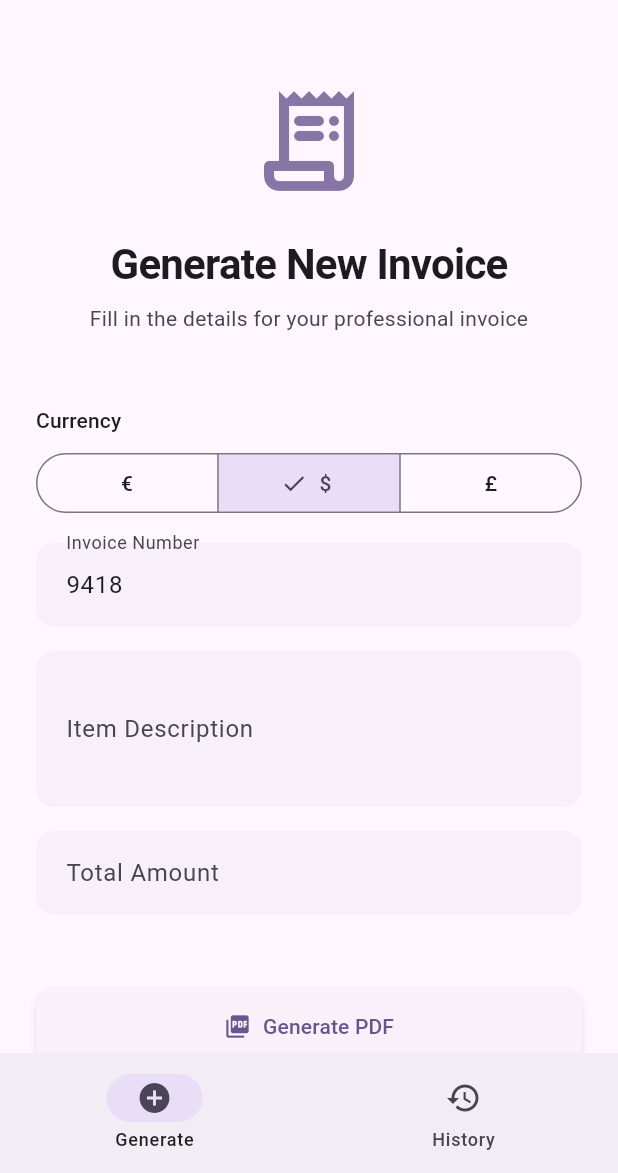
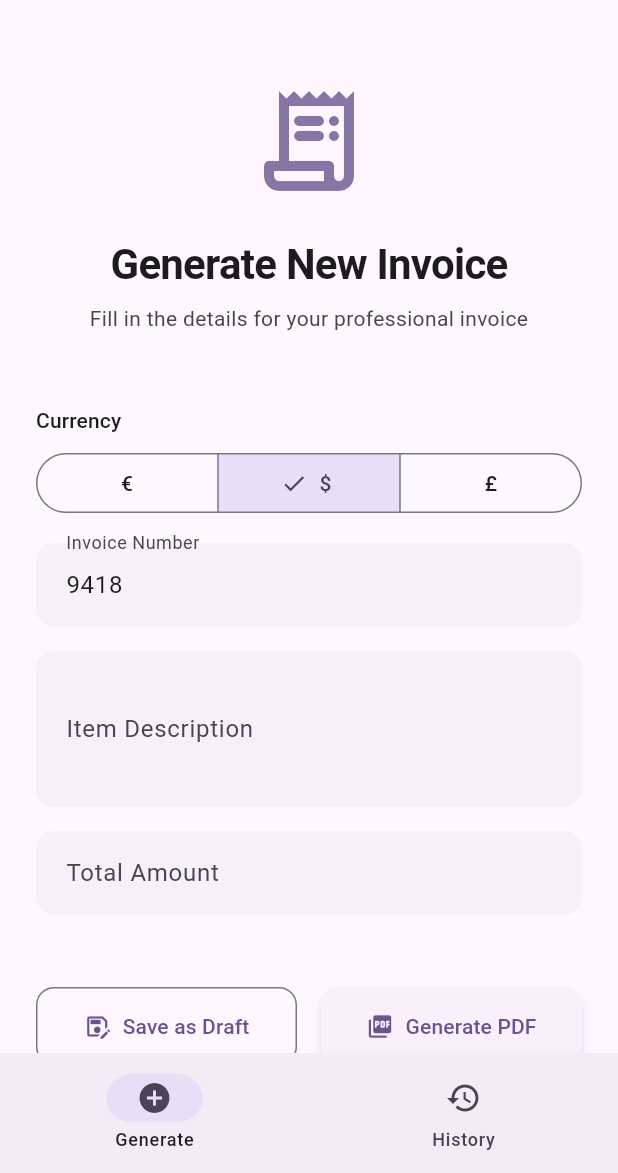
Before and after one commit to DewHead/Elada, a Flutter app: the screen it shows after launch, after a tap on an icon or button, on a phone screen of 412 x 824 dp, the part 63-1236 px from its top. Run offline on Flutter 3.47's test engine with Material 3 defaults, Android fonts, the phone set to English and light mode, and no system bars; our stand-ins replace hive, hive_flutter; missing offline and left inert: syncfusion_flutter_pdf; accounts and stored records are empty.

Commit message:
feat(generator): Implement Save as Draft and Clear Form actions

```diff
--- a/lib/presentation/screens/invoice_screen.dart
+++ b/lib/presentation/screens/invoice_screen.dart
@@ -13,18 +13,40 @@ class _InvoiceScreenState extends State<InvoiceScreen> {
   final _descriptionController = TextEditingController();
   final _totalController = TextEditingController();
   final _invoiceNumberController = TextEditingController();
+  late InvoiceProvider _provider;
 
   @override
   void initState() {
     super.initState();
-    final provider = Provider.of<InvoiceProvider>(context, listen: false);
-    _invoiceNumberController.text = provider.invoiceNumber;
-    _descriptionController.text = provider.description;
-    _totalController.text = provider.total > 0 ? provider.total.toString() : '';
+    _provider = Provider.of<InvoiceProvider>(context, listen: false);
+    _invoiceNumberController.text = _provider.invoiceNumber;
+    _descriptionController.text = _provider.description;
+    _totalController.text = _provider.total > 0 ? _provider.total.toString() : '';
+
+    // Listen for external updates (e.g., loading a draft)
+    _provider.addListener(_onProviderUpdate);
+  }
+
+  void _onProviderUpdate() {
+    if (!mounted) return;
+
+    // Only update if controllers are different from provider state to avoid cursor jumping
+    if (_invoiceNumberController.text != _provider.invoiceNumber) {
+      _invoiceNumberController.text = _provider.invoiceNumber;
+    }
+    if (_descriptionController.text != _provider.description) {
+      _descriptionController.text = _provider.description;
+    }
+    final totalStr = _provider.total > 0 ? _provider.total.toString() : '';
+    if (_totalController.text != totalStr) {
+      _totalController.text = totalStr;
+    }
   }
 
   @override
   void dispose() {
+    // Remove listener using stored reference
+    _provider.removeListener(_onProviderUpdate);
     _descriptionController.dispose();
     _totalController.dispose();
     _invoiceNumberController.dispose();
@@ -109,7 +131,24 @@ class _InvoiceScreenState extends State<InvoiceScreen> {
               prefixText: '${context.watch<InvoiceProvider>().selectedCurrency} ',
             ),
             const SizedBox(height: 48),
-            ElevatedButton.icon(
+            Row(
+              children: [
+                Expanded(
+                  child: OutlinedButton.icon(
+                    onPressed: () => _saveDraft(context),
+                    icon: const Icon(Icons.save_as_outlined),
+                    label: const Text('Save as Draft'),
+                    style: OutlinedButton.styleFrom(
+                      padding: const EdgeInsets.symmetric(vertical: 16),
+                      shape: RoundedRectangleBorder(
+                        borderRadius: BorderRadius.circular(12),
+                      ),
+                    ),
+                  ),
+                ),
+                const SizedBox(width: 16),
+                Expanded(
+                  child: ElevatedButton.icon(
                     onPressed: () => _generatePdf(context),
                     icon: const Icon(Icons.picture_as_pdf),
                     label: const Text('Generate PDF'),
@@ -120,10 +159,54 @@ class _InvoiceScreenState extends State<InvoiceScreen> {
                       ),
                     ),
                   ),
+                ),
+              ],
+            ),
+            const SizedBox(height: 16),
+            TextButton.icon(
+              onPressed: () => _clearForm(context),
+              icon: const Icon(Icons.clear_all),
+              label: const Text('Clear Form'),
+              style: TextButton.styleFrom(
+                foregroundColor: Theme.of(context).colorScheme.error,
+              ),
+            ),
           ],
         ),
       ),
     );
+  }
+
+  void _clearForm(BuildContext context) {
+    final provider = context.read<InvoiceProvider>();
+    provider.updateDescription('');
+    provider.updateTotal(0.0);
+    // Keep or reset invoice number? Let's reset to next from repo
+    // For now just clear inputs
+    _descriptionController.clear();
+    _totalController.clear();
+  }
+
+  Future<void> _saveDraft(BuildContext context) async {
+    final provider = context.read<InvoiceProvider>();
+    try {
+      await provider.saveDraft();
+      if (!context.mounted) return;
+      ScaffoldMessenger.of(context).showSnackBar(
+        const SnackBar(
+          content: Text('Draft saved successfully!'),
+          backgroundColor: Colors.blue,
+        ),
+      );
+    } catch (e) {
+      if (!context.mounted) return;
+      ScaffoldMessenger.of(context).showSnackBar(
+        SnackBar(
+          content: Text('Error saving draft: $e'),
+          backgroundColor: Colors.red,
+        ),
+      );
+    }
   }
 
   Future<void> _generatePdf(BuildContext context) async {
```
Also changed, not shown: 1 other file. Lines whose indentation alone changed are shown as unchanged.
